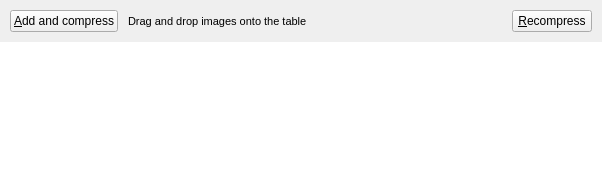
Before: the Qt Designer form window.ui in Kilian/Trimage, drawn with Qt 5.
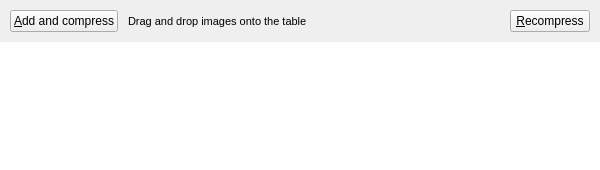
After: the same form once the commit is applied. Icons and pictures are not drawn.

What changed in the file:
```diff
--- a/window.ui
+++ b/window.ui
@@ -6,7 +6,7 @@
    <rect>
     <x>0</x>
     <y>0</y>
-    <width>602</width>
+    <width>600</width>
     <height>170</height>
    </rect>
   </property>
```
Left out of the diff: 22 changed lines with no effect on the pictures.
